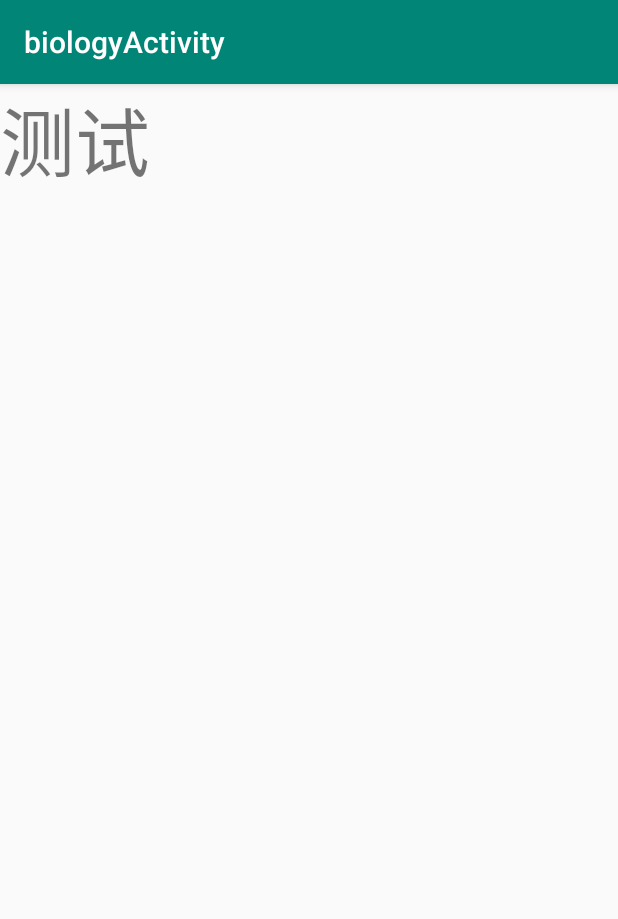
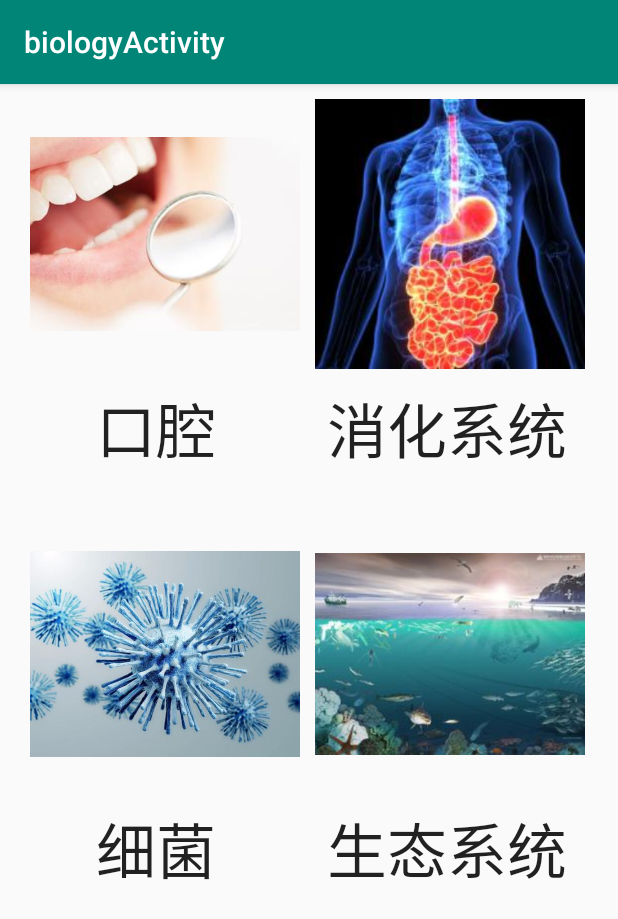
Before and after one commit to Gratel-kui/TECLEARNER_10, an Android app: the biologyActivity screen opened directly, with no data from a screen before it, on a phone screen of 412 x 824 dp. Shown: the top 919 px of the screen. Run offline under Robolectric (Android 15) with nearby library versions, the phone set to English and light mode, and no system bars.

Commit message:
hhh
Signed-off-by: Grate <531129143@qq.com>

```diff
--- a/app/src/main/java/com/example/teclearner_10/biologyActivity.java
+++ b/app/src/main/java/com/example/teclearner_10/biologyActivity.java
@@ -8,6 +8,6 @@ public class biologyActivity extends AppCompatActivity {
     @Override
     protected void onCreate(@Nullable Bundle savedInstanceState) {
         super.onCreate(savedInstanceState);
-        setContentView(R.layout.activity_biologyac);
+            setContentView(R.layout.activity_biologyac);
     }
 }
--- a/app/src/main/res/layout/activity_biologyac.xml
+++ b/app/src/main/res/layout/activity_biologyac.xml
@@ -5,11 +5,83 @@
     android:layout_height="match_parent"
     android:orientation="vertical"
     >
-    <TextView
-        android:textSize="50dp"
-        android:text="测试"
+    <RelativeLayout
+
+        android:layout_marginLeft="20dp"
+        android:layout_marginRight="20dp"
+        android:layout_weight="1"
         android:layout_width="match_parent"
-        android:layout_height="wrap_content" />
+        android:layout_height="wrap_content">
+        <ImageView
+            android:id="@+id/pic_mouth"
+            android:src="@drawable/mouth"
+            android:layout_width="180dp"
+            android:layout_height="200dp" />
+        <Button
+            android:id="@+id/text_mouth"
+            android:background="@android:color/transparent"
+            android:textSize="40sp"
+            android:text="口腔"
+            android:layout_marginLeft="40dp"
+            android:layout_below="@id/pic_mouth"
+            android:layout_width="wrap_content"
+            android:layout_height="wrap_content" />
+
+        <ImageView
+            android:id="@+id/pic_digest"
+            android:src="@drawable/digest"
+            android:layout_marginLeft="10dp"
+            android:layout_toRightOf="@id/pic_mouth"
+            android:layout_width="180dp"
+            android:layout_height="200dp" />
+
+        <Button
+            android:id="@+id/text_digest"
+            android:textSize="40dp"
+            android:background="@android:color/transparent"
+            android:text="消化系统"
+            android:layout_marginLeft="70dp"
+            android:layout_toRightOf="@id/text_mouth"
+            android:layout_below="@id/pic_digest"
+            android:layout_width="wrap_content"
+            android:layout_height="wrap_content" />
+
+
+        <ImageView
+            android:id="@+id/pic_bacteria"
+            android:layout_marginTop="20dp"
+            android:layout_below="@id/text_mouth"
+            android:src="@drawable/bacteria"
+            android:layout_width="180dp"
+            android:layout_height="200dp" />
+        <Button
+            android:background="@android:color/transparent"
+            android:textSize="40sp"
+            android:layout_marginLeft="40dp"
+            android:layout_below="@id/pic_bacteria"
+            android:text="细菌"
+            android:layout_width="wrap_content"
+            android:layout_height="wrap_content" />
+        <ImageView
+            android:id="@+id/pic_ecosystem"
+            android:src="@drawable/ecosystem"
+            android:layout_marginTop="20dp"
+            android:layout_marginLeft="10dp"
+            android:layout_below="@id/text_digest"
+            android:layout_toRightOf="@id/pic_bacteria"
+            android:layout_width="180dp"
+            android:layout_height="200dp" />
+        <Button
+            android:textSize="40sp"
+            android:text="生态系统"
+            android:background="@android:color/transparent"
+            android:layout_marginLeft="70dp"
+            android:layout_toRightOf="@id/text_mouth"
+            android:layout_below="@id/pic_ecosystem"
+            android:layout_width="wrap_content"
+            android:layout_height="wrap_content" />
+
+    </RelativeLayout>
 
 
 </LinearLayout>
```
Also changed, not shown: app/src/main/res/drawable/bacteria.png (added), app/src/main/res/drawable/digest.png (added), app/src/main/res/drawable/ecosystem.png (added), app/src/main/res/drawable/mouth.png (added).
